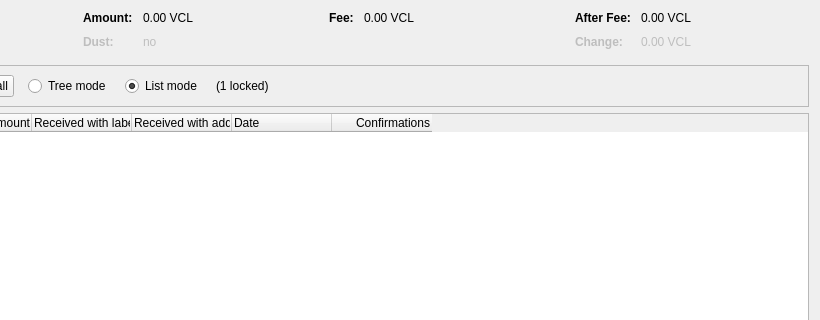
Above: src/qt/forms/coincontroldialog.ui from vpubchain/vircle-core before the change; both pictures show x 180 to 1000 and y 0 to 320 of the 1000 by 500 pixel window. Below: the same form after it.
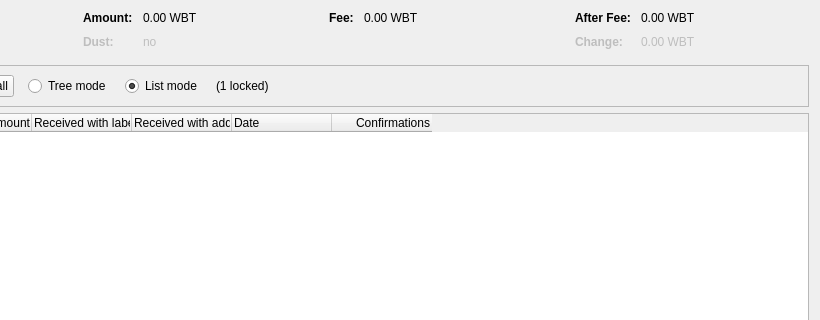
That is the form after the change. Custom widgets are drawn as their Qt base class.

Diff of the .ui file:
```diff
--- a/src/qt/forms/coincontroldialog.ui
+++ b/src/qt/forms/coincontroldialog.ui
@@ -132,7 +132,7 @@
           <enum>Qt::ActionsContextMenu</enum>
          </property>
          <property name="text">
-          <string notr="true">0.00 VCL</string>
+          <string notr="true">0.00 WBT</string>
          </property>
          <property name="textInteractionFlags">
           <set>Qt::LinksAccessibleByMouse|Qt::TextSelectableByKeyboard|Qt::TextSelectableByMouse</set>
@@ -212,7 +212,7 @@
           <enum>Qt::ActionsContextMenu</enum>
          </property>
          <property name="text">
-          <string notr="true">0.00 VCL</string>
+          <string notr="true">0.00 WBT</string>
          </property>
          <property name="textInteractionFlags">
           <set>Qt::LinksAccessibleByMouse|Qt::TextSelectableByKeyboard|Qt::TextSelectableByMouse</set>
@@ -257,7 +257,7 @@
           <enum>Qt::ActionsContextMenu</enum>
          </property>
          <property name="text">
-          <string notr="true">0.00 VCL</string>
+          <string notr="true">0.00 WBT</string>
          </property>
          <property name="textInteractionFlags">
           <set>Qt::LinksAccessibleByMouse|Qt::TextSelectableByKeyboard|Qt::TextSelectableByMouse</set>
@@ -292,7 +292,7 @@
           <enum>Qt::ActionsContextMenu</enum>
          </property>
          <property name="text">
-          <string notr="true">0.00 VCL</string>
+          <string notr="true">0.00 WBT</string>
          </property>
          <property name="textInteractionFlags">
           <set>Qt::LinksAccessibleByMouse|Qt::TextSelectableByKeyboard|Qt::TextSelectableByMouse</set>
```
